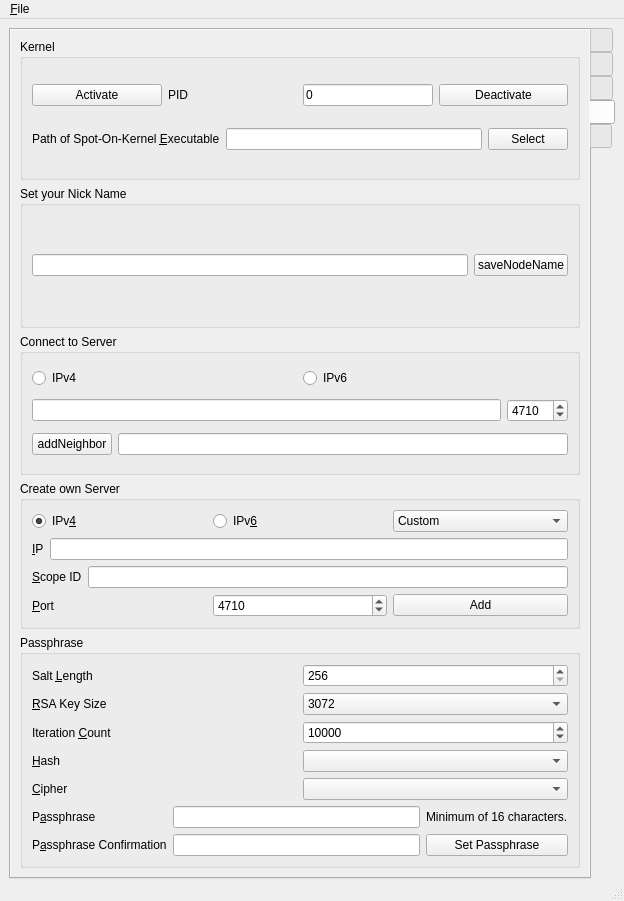
The window that UI/controlcenter.ui (xloem/spot-on-svn) describes before a commit, drawn with Qt 5.
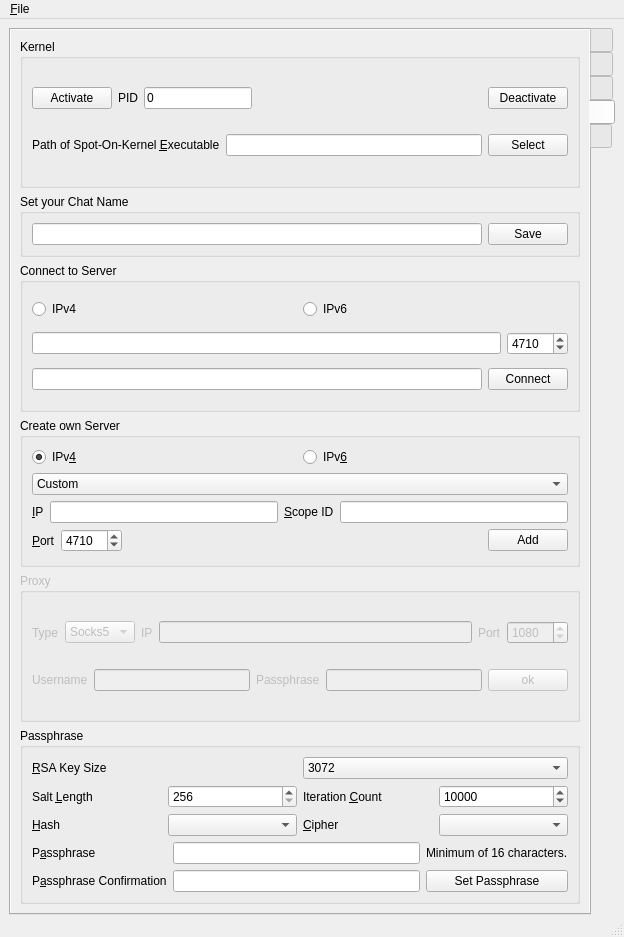
The same window after the commit. The open tabs and pages were chosen to show the change. Icons and pictures are not drawn. Custom widgets are drawn as their Qt base class.

Diff of the .ui file:
```diff
--- a/UI/controlcenter.ui
+++ b/UI/controlcenter.ui
@@ -7,7 +7,7 @@
     <x>0</x>
     <y>0</y>
     <width>624</width>
-    <height>901</height>
+    <height>937</height>
    </rect>
   </property>
   <property name="windowTitle">
@@ -892,7 +892,7 @@
              <x>0</x>
              <y>0</y>
              <width>559</width>
-             <height>833</height>
+             <height>869</height>
             </rect>
            </property>
            <layout class="QHBoxLayout" name="horizontalLayout_26">
@@ -940,6 +940,19 @@
                      </property>
                     </widget>
                    </item>
+                   <item>
+                    <spacer name="horizontalSpacer_4">
+                     <property name="orientation">
+                      <enum>Qt::Horizontal</enum>
+                     </property>
+                     <property name="sizeHint" stdset="0">
+                      <size>
+                       <width>40</width>
+                       <height>20</height>
+                      </size>
+                     </property>
+                    </spacer>
+                   </item>
                    <item>
                     <widget class="QPushButton" name="deactivateKernel">
                      <property name="text">
@@ -989,8 +1002,14 @@
               </item>
               <item>
                <widget class="QGroupBox" name="nodeName_2">
+                <property name="sizePolicy">
+                 <sizepolicy hsizetype="Preferred" vsizetype="Fixed">
+                  <horstretch>0</horstretch>
+                  <verstretch>0</verstretch>
+                 </sizepolicy>
+                </property>
                 <property name="title">
-                 <string>Set your Nick Name</string>
+                 <string>Set your Chat Name</string>
                 </property>
                 <layout class="QVBoxLayout" name="verticalLayout_11">
                  <item>
@@ -1001,7 +1020,7 @@
                    <item>
                     <widget class="QPushButton" name="saveNodeName">
                      <property name="text">
-                      <string>saveNodeName</string>
+                      <string>Save</string>
                      </property>
                     </widget>
                    </item>
@@ -1053,16 +1072,16 @@
                  </item>
                  <item>
                   <layout class="QHBoxLayout" name="horizontalLayout_11">
-                   <item>
-                    <widget class="QPushButton" name="addNeighbor">
-                     <property name="text">
-                      <string>addNeighbor</string>
-                     </property>
-                    </widget>
-                   </item>
                    <item>
                     <widget class="QLineEdit" name="neighborScopeId"/>
                    </item>
+                   <item>
+                    <widget class="QPushButton" name="addNeighbor">
+                     <property name="text">
+                      <string>Connect</string>
+                     </property>
+                    </widget>
+                   </item>
                   </layout>
                  </item>
                 </layout>
@@ -1099,6 +1118,10 @@
                      </property>
                     </widget>
                    </item>
+                  </layout>
+                 </item>
+                 <item>
+                  <layout class="QHBoxLayout" name="horizontalLayout_16">
                    <item>
                     <widget class="QComboBox" name="listenerIPCombo">
                      <property name="sizeAdjustPolicy">
@@ -1114,7 +1137,7 @@
                   </layout>
                  </item>
                  <item>
-                  <layout class="QHBoxLayout" name="horizontalLayout_16">
+                  <layout class="QHBoxLayout" name="horizontalLayout_17">
                    <item>
                     <widget class="QLabel" name="label_11">
                      <property name="sizePolicy">
@@ -1137,10 +1160,6 @@
                    <item>
                     <widget class="QLineEdit" name="listenerIP"/>
                    </item>
-                  </layout>
-                 </item>
-                 <item>
-                  <layout class="QHBoxLayout" name="horizontalLayout_17">
                    <item>
                     <widget class="QLabel" name="listenerScopeIdLabel">
                      <property name="text">
@@ -1190,6 +1209,19 @@
                      </property>
                     </widget>
                    </item>
+                   <item>
+                    <spacer name="horizontalSpacer_3">
+                     <property name="orientation">
+                      <enum>Qt::Horizontal</enum>
+                     </property>
+                     <property name="sizeHint" stdset="0">
+                      <size>
+                       <width>40</width>
+                       <height>20</height>
+                      </size>
+                     </property>
+                    </spacer>
+                   </item>
                    <item>
                     <widget class="QPushButton" name="addListener">
                      <property name="text">
@@ -1206,36 +1238,107 @@
                 </layout>
                </widget>
               </item>
+              <item>
+               <widget class="QGroupBox" name="groupBox_Proxy">
+                <property name="enabled">
+                 <bool>false</bool>
+                </property>
+                <property name="title">
+                 <string>Proxy</string>
+                </property>
+                <layout class="QVBoxLayout" name="verticalLayout_13">
+                 <item>
+                  <layout class="QHBoxLayout" name="horizontalLayout_2">
+                   <item>
+                    <widget class="QLabel" name="label_2">
+                     <property name="text">
+                      <string>Type</string>
+                     </property>
+                    </widget>
+                   </item>
+                   <item>
+                    <widget class="QComboBox" name="comboBox">
+                     <item>
+                      <property name="text">
+                       <string>Socks5</string>
+                      </property>
+                     </item>
+                     <item>
+                      <property name="text">
+                       <string>Http</string>
+                      </property>
+                     </item>
+                    </widget>
+                   </item>
+                   <item>
+                    <widget class="QLabel" name="label_3">
+                     <property name="text">
+                      <string>IP</string>
+                     </property>
+                    </widget>
+                   </item>
+                   <item>
+                    <widget class="QLineEdit" name="lineEdit_2"/>
+                   </item>
+                   <item>
+                    <widget class="QLabel" name="label_5">
+                     <property name="text">
+                      <string>Port</string>
+                     </property>
+                    </widget>
+                   </item>
+                   <item>
+                    <widget class="QSpinBox" name="spinBox">
+                     <property name="maximum">
+                      <number>65999</number>
+                     </property>
+                     <property name="value">
+                      <number>1080</number>
+                     </property>
+                    </widget>
+                   </item>
+                  </layout>
+                 </item>
+                 <item>
+                  <layout class="QHBoxLayout" name="horizontalLayout_5">
+                   <item>
+                    <widget class="QLabel" name="label_7">
+                     <property name="text">
+                      <string>Username</string>
+                     </property>
+                    </widget>
+                   </item>
+                   <item>
+                    <widget class="QLineEdit" name="lineEdit"/>
+                   </item>
+                   <item>
+                    <widget class="QLabel" name="label_8">
+                     <property name="text">
+                      <string>Passphrase</string>
+                     </property>
+                    </widget>
+                   </item>
+                   <item>
+                    <widget class="QLineEdit" name="lineEdit_3"/>
+                   </item>
+                   <item>
+                    <widget class="QPushButton" name="pushButton">
+                     <property name="text">
+                      <string>ok</string>
+                     </property>
+                    </widget>
+                   </item>
+                  </layout>
+                 </item>
+                </layout>
+               </widget>
+              </item>
               <item>
                <widget class="QGroupBox" name="passphraseGroupBox">
                 <property name="title">
                  <string>Passphrase</string>
                 </property>
                 <layout class="QVBoxLayout" name="verticalLayout_9">
-                 <item>
-                  <layout class="QHBoxLayout" name="horizontalLayout_8">
-                   <item>
-                    <widget class="QLabel" name="label_16">
-                     <property name="text">
-                      <string>Salt &amp;Length</string>
-                     </property>
-                     <property name="buddy">
-                      <cstring>saltLength</cstring>
-                     </property>
-                    </widget>
-                   </item>
-                   <item>
-                    <widget class="QSpinBox" name="saltLength">
-                     <property name="minimum">
-                      <number>256</number>
-                     </property>
-                     <property name="maximum">
-                      <number>999999999</number>
-                     </property>
-                    </widget>
-                   </item>
-                  </layout>
-                 </item>
                  <item>
                   <layout class="QHBoxLayout" name="horizontalLayout_7">
                    <item>
@@ -1273,7 +1376,27 @@
                   </layout>
                  </item>
                  <item>
-                  <layout class="QHBoxLayout" name="horizontalLayout_5">
+                  <layout class="QHBoxLayout" name="horizontalLayout_8">
+                   <item>
+                    <widget class="QLabel" name="label_16">
+                     <property name="text">
+                      <string>Salt &amp;Length</string>
+                     </property>
+                     <property name="buddy">
+                      <cstring>saltLength</cstring>
+                     </property>
+                    </widget>
+                   </item>
+                   <item>
+                    <widget class="QSpinBox" name="saltLength">
+                     <property name="minimum">
+                      <number>256</number>
+                     </property>
+                     <property name="maximum">
+                      <number>999999999</number>
+                     </property>
+                    </widget>
+                   </item>
                    <item>
                     <widget class="QLabel" name="label_15">
                      <property name="text">
@@ -1314,10 +1437,6 @@
                    <item>
                     <widget class="QComboBox" name="hashType"/>
                    </item>
-                  </layout>
-                 </item>
-                 <item>
-                  <layout class="QHBoxLayout" name="horizontalLayout_2">
                    <item>
                     <widget class="QLabel" name="label">
                      <property name="text">
```
Left out of the diff: 107 changed lines with no effect on the pictures.
